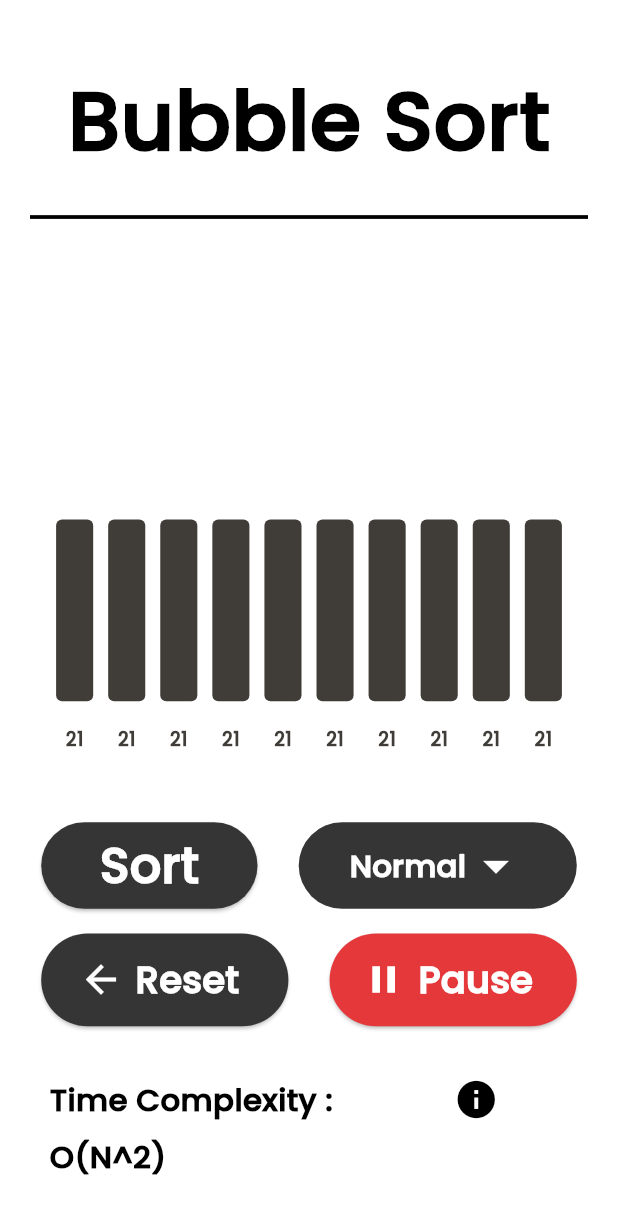
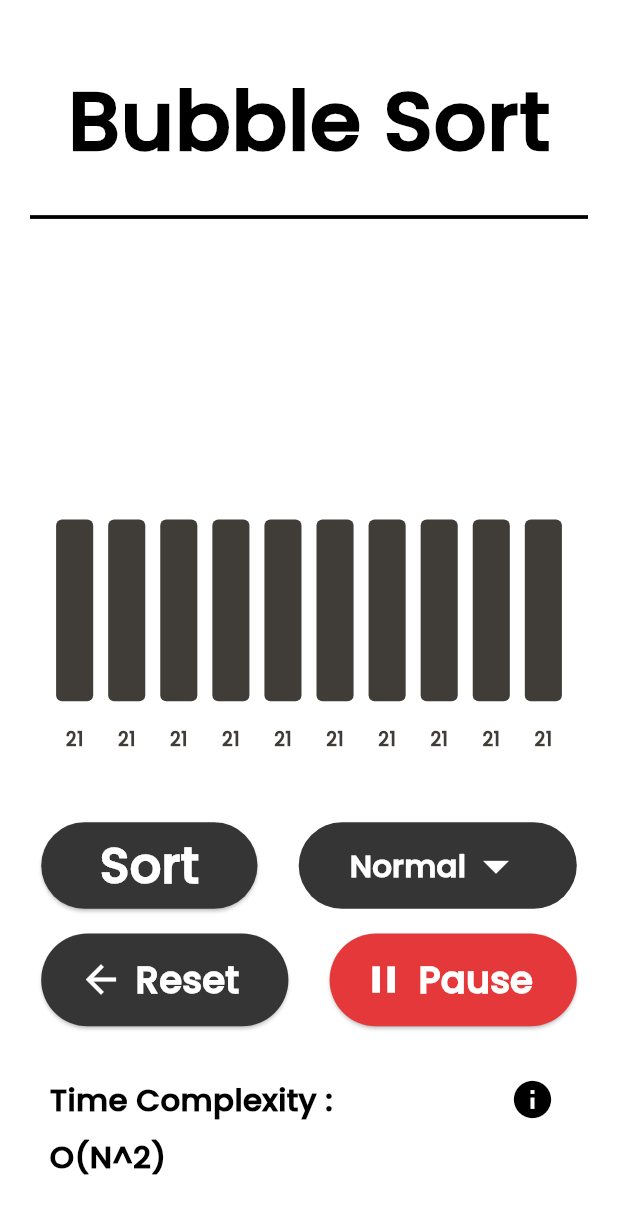
Before and after one commit to adityaKumar0909/Sorting-Visualizer, a Flutter app: the screen it shows after launch, after a tap on "Bubble", on a phone screen of 412 x 824 dp. Shown: the top 1214 px of the screen. Run offline on Flutter 3.47's test engine with Material 3 defaults, Android fonts, the phone set to English and light mode, and no system bars; our stand-ins replace animated_splash_screen, get, lottie.

```diff
--- a/lib/core/bar_visualization.dart
+++ b/lib/core/bar_visualization.dart
@@ -26,8 +26,9 @@ class _BarVisualizationState extends State<BarVisualization> {
       mainAxisAlignment: MainAxisAlignment.center,
           children: [
             for(var i = 0;i<widget.numbers.length;i++)
-              Padding(
-                padding: const EdgeInsets.all(5.0),
+              Container(
+                child: Padding(
+                  padding:  EdgeInsets.all(5.0),
                   child: Column(
                     mainAxisAlignment: MainAxisAlignment.end,
                     children: [
@@ -48,6 +49,7 @@ class _BarVisualizationState extends State<BarVisualization> {
 
                     ],
                   ),
+                ),
               )
       ],
     );
--- a/lib/screens/bubbleSort.dart
+++ b/lib/screens/bubbleSort.dart
@@ -240,9 +240,9 @@ class _BubbleSortState extends State<BubbleSortScreen> {
         ),
         builder: (context) {
           return DraggableScrollableSheet(
-            initialChildSize: 0.6,
+            initialChildSize: 0.625,
             minChildSize: 0.2,
-            maxChildSize: 0.6,
+            maxChildSize: 0.625,
             builder: (context, scrollController) {
               return Container(
                 decoration: const BoxDecoration(
@@ -365,7 +365,7 @@ class _BubbleSortState extends State<BubbleSortScreen> {
               SizedBox(height: screenHeight * 0.03),
 
               Row(
-                mainAxisAlignment: MainAxisAlignment.start,
+                mainAxisAlignment: MainAxisAlignment.spaceBetween,
                 children: [
                   Padding(
                     padding: EdgeInsets.symmetric(horizontal :screenWidth*0.08),
--- a/lib/screens/home_screen.dart
+++ b/lib/screens/home_screen.dart
@@ -162,15 +162,16 @@ class _HomeScreenState extends State<HomeScreen> {
       backgroundColor: surfaceColor,
       body: SingleChildScrollView(
         physics: const BouncingScrollPhysics(),
+        child: Center(
           child: Container(
+            width: screenWidth*0.95,
             child: Column(
               children: [
                 SizedBox(
-                height: screenHeight * 0.055,
+                  height: screenHeight * 0.035,
                 ),
-              SizedBox(
-                height: screenHeight*0.2,
-                width: screenWidth*0.95,
+                Padding(
+                  padding:  EdgeInsets.symmetric( horizontal:screenWidth*0.05,vertical: screenHeight*0.01),
                   child: Align(
                     alignment: Alignment.center,
                     child: Row(
@@ -182,18 +183,12 @@ class _HomeScreenState extends State<HomeScreen> {
                               fontSize: 0.075,
                               color: secondaryColor),
                         ),
-
-
-
-
                       ],
                     ),
                   ),
                 ),
 
-              SizedBox(
-                height: screenHeight * 0.025,
-              ),
+
                 Row(
                   mainAxisAlignment: MainAxisAlignment.spaceEvenly,
                   children: [
@@ -231,7 +226,6 @@ class _HomeScreenState extends State<HomeScreen> {
                   ],
                 ),
                 SizedBox(
-                width: screenWidth,
                   height: screenHeight * 0.42,
                   child: Align(
                       alignment: Alignment.bottomCenter,
@@ -242,6 +236,7 @@ class _HomeScreenState extends State<HomeScreen> {
             ),
           ),
         ),
+      ),
     );
   }
 }
--- a/lib/screens/quickSort.dart
+++ b/lib/screens/quickSort.dart
@@ -211,9 +211,9 @@ class _QuickSortState extends State<QuickSortScreen> {
         ),
         builder: (context) {
           return DraggableScrollableSheet(
-            initialChildSize: 0.6,
+            initialChildSize: 0.625,
             minChildSize: 0.2,
-            maxChildSize: 0.6,
+            maxChildSize: 0.625,
             builder: (context, scrollController) {
               return Container(
                 decoration: const BoxDecoration(
@@ -254,7 +254,6 @@ class _QuickSortState extends State<QuickSortScreen> {
         },
       );
     }
-
     //============= ////////////////////// =============================
 
     return Scaffold(
--- a/lib/screens/selectionSort.dart
+++ b/lib/screens/selectionSort.dart
@@ -228,9 +228,9 @@ class _SelectionSortState extends State<SelectionSortScreen> {
         ),
         builder: (context) {
           return DraggableScrollableSheet(
-            initialChildSize: 0.6,
+            initialChildSize: 0.625,
             minChildSize: 0.2,
-            maxChildSize: 0.6,
+            maxChildSize: 0.625,
             builder: (context, scrollController) {
               return Container(
                 decoration: const BoxDecoration(
@@ -354,7 +354,7 @@ class _SelectionSortState extends State<SelectionSortScreen> {
               SizedBox(height: screenHeight * 0.03),
 
               Row(
-                mainAxisAlignment: MainAxisAlignment.start,
+                mainAxisAlignment: MainAxisAlignment.spaceBetween,
                 children: [
                   Padding(
                     padding: EdgeInsets.symmetric(horizontal :screenWidth*0.08),
--- a/pubspec.yaml
+++ b/pubspec.yaml
@@ -75,6 +75,7 @@ flutter:
      - assets/videos/Animation - 1740247579200.webm
      - assets/videos/Animation - 1740247579200.json
      - assets/icon/icon.png
+     - assets/videos/AppScreenshots.mp4
   #   - images/a_dot_ham.jpeg
 
   # An image asset can refer to one or more resolution-specific "variants", see
```
Also changed, not shown: lib/screens/insertionSort.dart (+4 -3 lines), lib/screens/mergeSort.dart (+2 -10 lines), 10 other files. Lines whose indentation alone changed are shown as unchanged.
